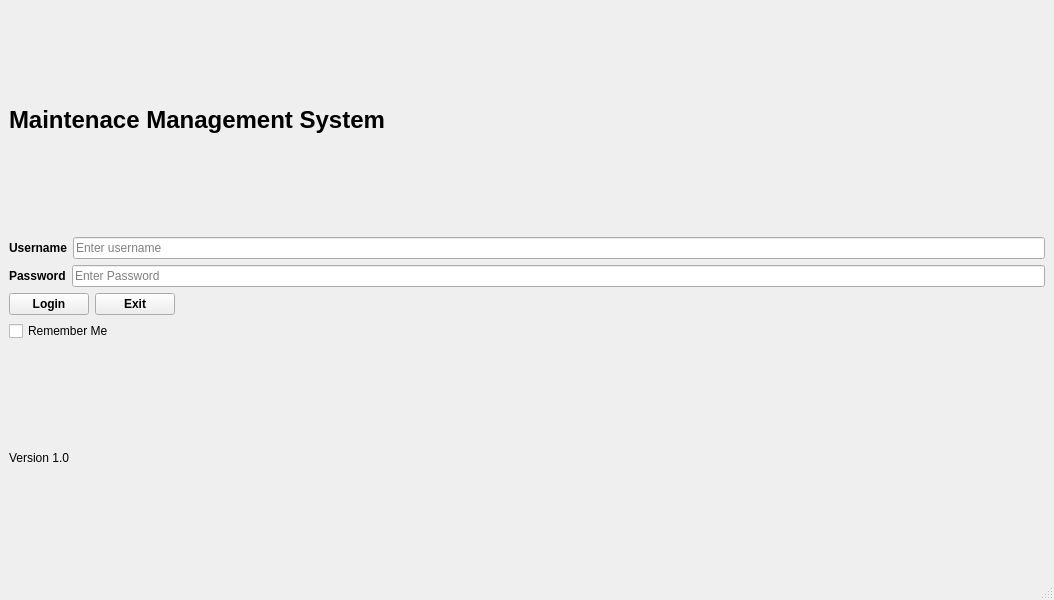
First picture: the form in app/ui/forms/login.ui, repository Apie-dup/MaintenanceSystem, before the edit.
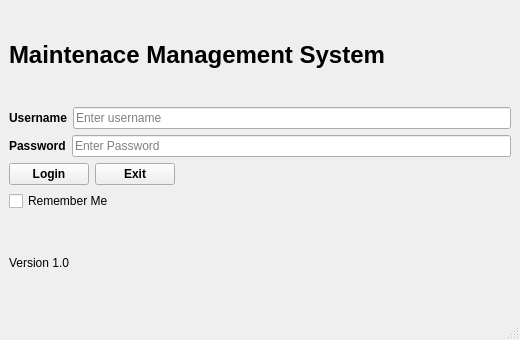
Second picture: the form after the edit.

```diff
--- a/app/ui/forms/login.ui
+++ b/app/ui/forms/login.ui
@@ -6,13 +6,13 @@
    <rect>
     <x>0</x>
     <y>0</y>
-    <width>1054</width>
-    <height>600</height>
+    <width>520</width>
+    <height>340</height>
    </rect>
   </property>
   <property name="minimumSize">
    <size>
-    <width>520</width>
+    <width>340</width>
     <height>340</height>
    </size>
   </property>
```
Left out of the diff: 2 changed lines with no effect on the pictures.
